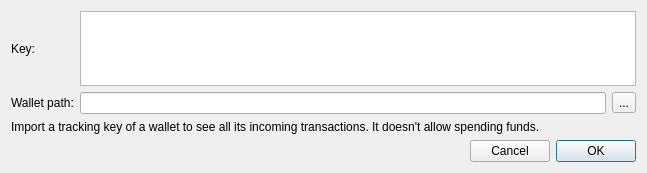
Above: src/gui/ui/importtrackingkeydialog.ui from aejontargaryen/FanGoldWallet before the change. Below: the same form after it.
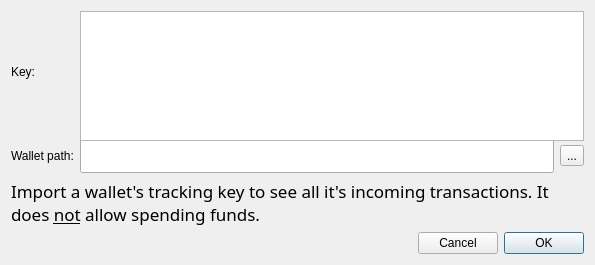
That is the form after the change.

What changed in the file:
```diff
--- a/src/gui/ui/importtrackingkeydialog.ui
+++ b/src/gui/ui/importtrackingkeydialog.ui
@@ -6,8 +6,8 @@
    <rect>
     <x>0</x>
     <y>0</y>
-    <width>647</width>
-    <height>173</height>
+    <width>595</width>
+    <height>265</height>
    </rect>
   </property>
   <property name="minimumSize">
@@ -44,17 +44,53 @@
       </widget>
      </item>
      <item row="1" column="1">
-      <widget class="QLineEdit" name="m_pathEdit"/>
+      <widget class="QLineEdit" name="m_pathEdit">
+       <property name="styleSheet">
+        <string notr="true">font: 14pt Capsuula;
+font-weight:bold;
+</string>
+       </property>
+      </widget>
      </item>
      <item row="0" column="1" colspan="2">
-      <widget class="QTextEdit" name="m_keyEdit"/>
+      <widget class="QTextEdit" name="m_keyEdit">
+       <property name="minimumSize">
+        <size>
+         <width>0</width>
+         <height>130</height>
+        </size>
+       </property>
+       <property name="styleSheet">
+        <string notr="true">font: 12pt Unique;
+font-weight: bold;</string>
+       </property>
+      </widget>
      </item>
     </layout>
    </item>
    <item>
     <widget class="QLabel" name="label_3">
+     <property name="sizePolicy">
+      <sizepolicy hsizetype="Preferred" vsizetype="Minimum">
+       <horstretch>0</horstretch>
+       <verstretch>0</verstretch>
+      </sizepolicy>
+     </property>
+     <property name="minimumSize">
+      <size>
+       <width>0</width>
+       <height>20</height>
+      </size>
+     </property>
+     <property name="styleSheet">
+      <string notr="true">font: 13pt Dual;
+</string>
+     </property>
      <property name="text">
-      <string>Import a tracking key of a wallet to see all its incoming transactions. It doesn't allow spending funds.</string>
+      <string>&lt;html&gt;&lt;head/&gt;&lt;body&gt;&lt;p&gt;Import a wallet's tracking key to see all it's incoming transactions. It does &lt;span style=&quot; text-decoration: underline;&quot;&gt;not&lt;/span&gt; allow spending funds.&lt;/p&gt;&lt;/body&gt;&lt;/html&gt;</string>
+     </property>
+     <property name="wordWrap">
+      <bool>true</bool>
      </property>
     </widget>
    </item>
```
